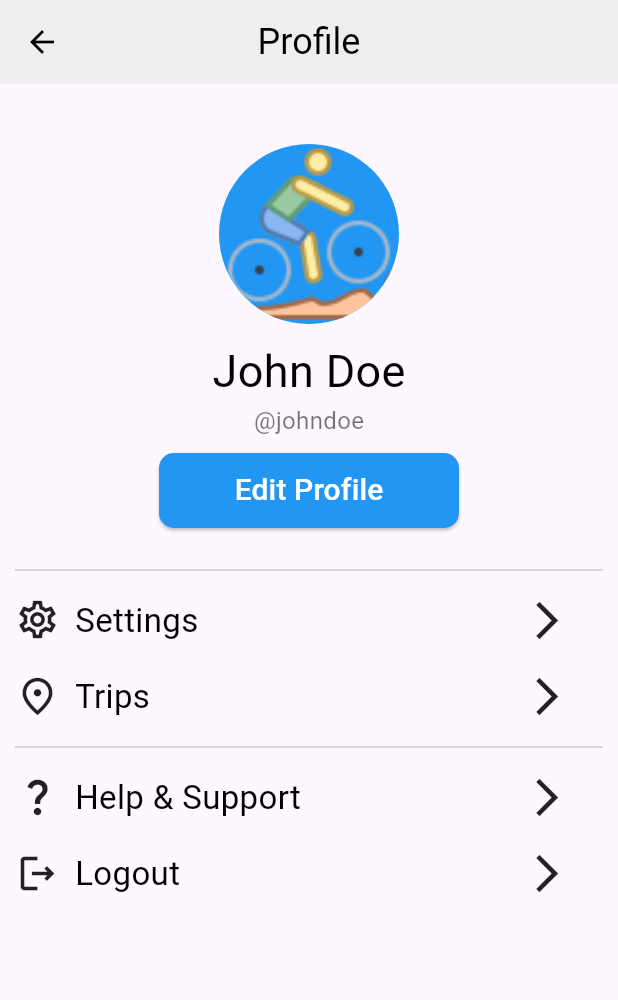
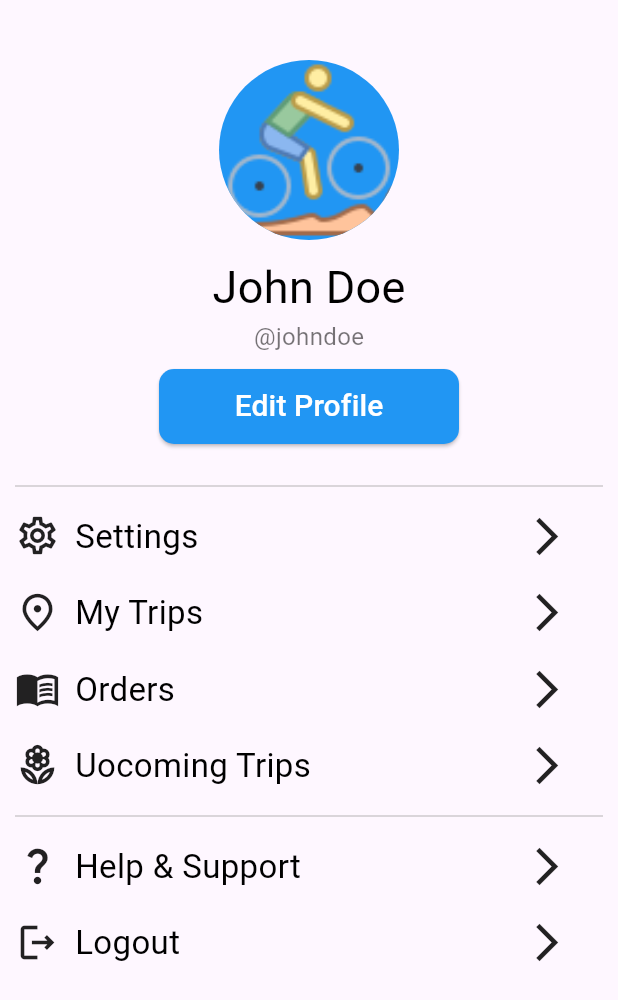
Before and after one commit to Shonu72/trip, a Flutter app: the MyPage screen opened directly, on a phone screen of 412 x 824 dp. Shown: the top 1000 px of the screen. Run offline on Flutter 3.47's test engine with Material 3 defaults, Android fonts, the phone set to English and light mode, and no system bars; our stand-ins replace bloc, equatable, flutter_bloc.

Commit message:
ui inhancement

```diff
--- a/lib/navpages/my_page.dart
+++ b/lib/navpages/my_page.dart
@@ -1,7 +1,5 @@
 import 'package:flutter/material.dart';
-import 'package:trip/widgets/app_button.dart';
 import 'package:trip/widgets/app_text.dart';
-import 'package:trip/widgets/responsive_button.dart';
 import 'package:trip/widgets/setting_widgets.dart';
 
 class MyPage extends StatelessWidget {
@@ -10,22 +8,17 @@ class MyPage extends StatelessWidget {
   @override
   Widget build(BuildContext context) {
     return Scaffold(
-        appBar: AppBar(
-            centerTitle: true,
-            backgroundColor: Colors.grey[200],
-            title: const AppText(
-              text: "Profile",
-              size: 24,
-              color: Colors.black,
-            ),
-            leading: IconButton(
-              onPressed: () {},
-              icon: const Icon(
-                Icons.arrow_back,
-                color: Colors.black,
-              ),
-            )),
-        body: Center(
+        // appBar: AppBar(
+        //   centerTitle: true,
+        //   backgroundColor: Colors.grey[200],
+        //   // title: const AppText(
+        //   //   text: "Profile",
+        //   //   size: 24,
+        //   //   color: Colors.black,
+        //   // ),
+        // ),
+        body: SafeArea(
+      child: Center(
         child: Column(
           crossAxisAlignment: CrossAxisAlignment.center,
           children: [
@@ -67,25 +60,24 @@ class MyPage extends StatelessWidget {
               height: 20,
             ),
             const Divider(
-                  color: Colors.grey,
-                  thickness: 0.5,
-                  indent: 10,
-                  endIndent: 10),
+                color: Colors.grey, thickness: 0.5, indent: 10, endIndent: 10),
             const ProfileSettingWidget(
                 text: "Settings", icon: Icons.settings_outlined),
             const ProfileSettingWidget(
-                  text: "Trips", icon: Icons.place_outlined),
+                text: "My Trips", icon: Icons.place_outlined),
+            const ProfileSettingWidget(
+                text: "Orders", icon: Icons.menu_book_sharp),
+            const ProfileSettingWidget(
+                text: "Uocoming Trips", icon: Icons.local_florist_outlined),
             const Divider(
-                  color: Colors.grey,
-                  thickness: 0.5,
-                  indent: 10,
-                  endIndent: 10),
+                color: Colors.grey, thickness: 0.5, indent: 10, endIndent: 10),
             const ProfileSettingWidget(
                 text: "Help & Support", icon: Icons.question_mark_outlined),
             const ProfileSettingWidget(
                 text: "Logout", icon: Icons.logout_outlined),
           ],
         ),
+      ),
     ));
   }
 }
--- a/lib/pages/details_page.dart
+++ b/lib/pages/details_page.dart
@@ -182,7 +182,7 @@ class _DetailsPageState extends State<DetailsPage> {
                   child: Row(
                     children: [
                       AppButtons(
-                        size: 55,
+                        size: 50,
                         color: AppColors.textColor2,
                         backgroundcolor: Colors.white,
                         borderColor: AppColors.textColor2,
@@ -192,7 +192,7 @@ class _DetailsPageState extends State<DetailsPage> {
                       const SizedBox(
                         width: 20,
                       ),
-                      ResponsiveButton(
+                      const ResponsiveButton(
                         isResponsive: true,
                       )
                     ],
--- a/lib/widgets/responsive_button.dart
+++ b/lib/widgets/responsive_button.dart
@@ -29,8 +29,8 @@ class ResponsiveButton extends StatelessWidget {
               isResponsive == true
                   ? Container(
                       padding: const EdgeInsets.only(left: 30),
-                      child:
-                          const AppText(text: "Book Trip Now", color: Colors.white))
+                      child: const AppText(
+                          text: "Book Trip Now", color: Colors.white))
                   : Container(),
               Image.asset("assets/button-one.png"),
             ]),
--- a/lib/widgets/setting_widgets.dart
+++ b/lib/widgets/setting_widgets.dart
@@ -3,8 +3,7 @@ import 'package:flutter/material.dart';
 class ProfileSettingWidget extends StatelessWidget {
   final String text;
   final IconData? icon;
-  const ProfileSettingWidget(
-      {super.key, required this.text,  this.icon});
+  const ProfileSettingWidget({super.key, required this.text, this.icon});
 
   @override
   Widget build(BuildContext context) {
```
Lines whose indentation alone changed are shown as unchanged.
